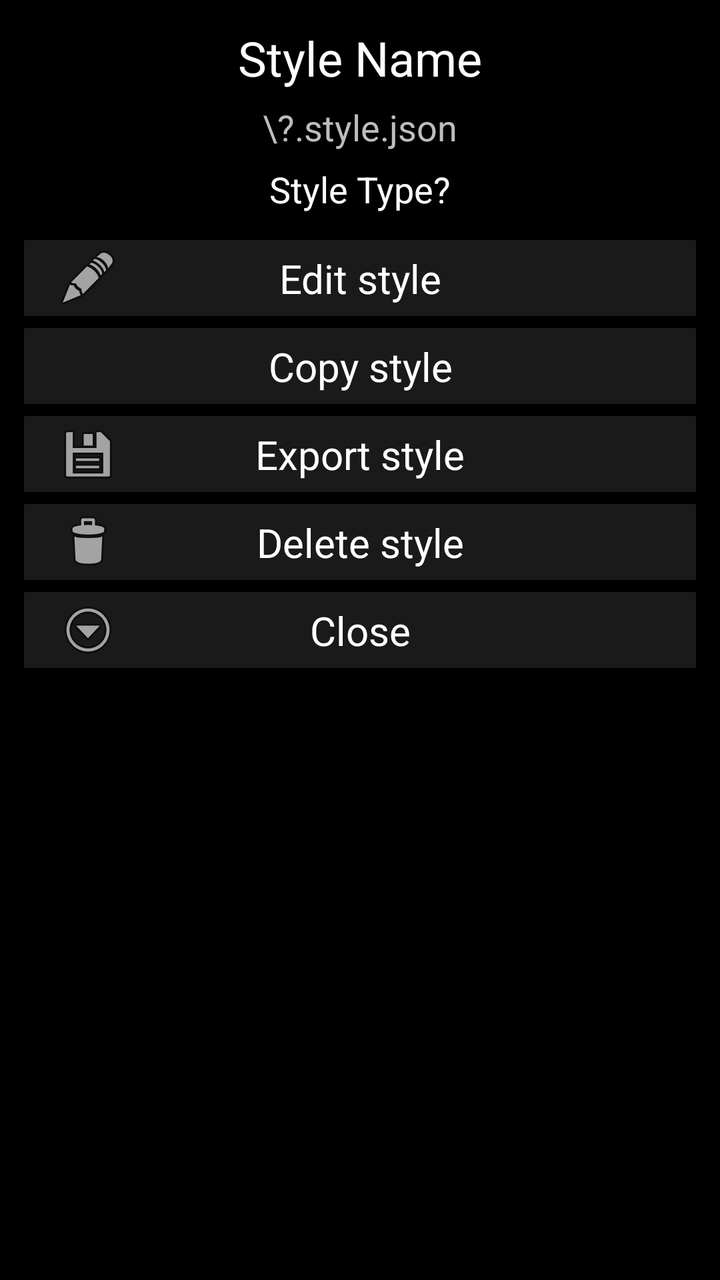
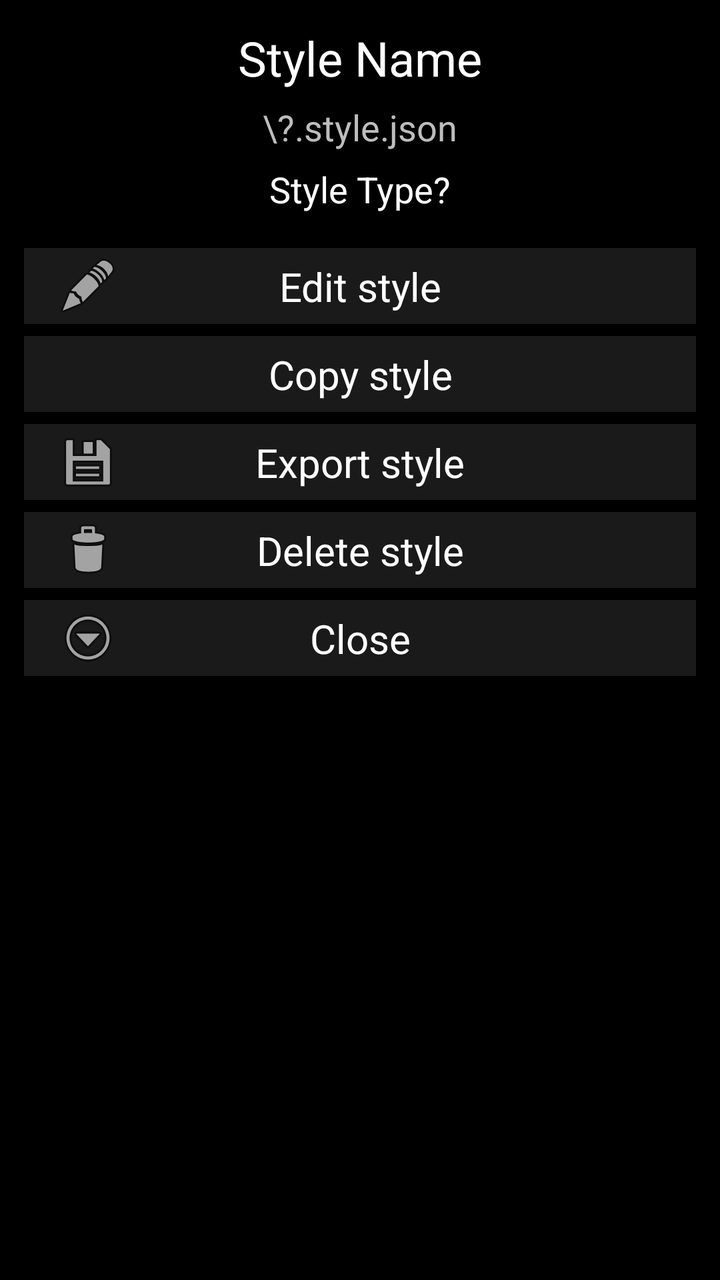

Compare the two renders of this Android layout. The source of the first and the diff that turns it into the second are given below.
<!-- AndroidManifest.xml: fallback theme Theme.MaterialComponents.DayNight.NoActionBar -->
<!-- res/layout/dialog_style_details.xml -->
<?xml version="1.0" encoding="utf-8"?>
<androidx.constraintlayout.widget.ConstraintLayout
        xmlns:android="http://schemas.android.com/apk/res/android"
        android:layout_width="match_parent"
        android:layout_height="wrap_content"
        xmlns:app="http://schemas.android.com/apk/res-auto"
        xmlns:tools="http://schemas.android.com/tools"
        android:background="#000000"
        android:padding="12dp">

    <TextView
            android:id="@+id/styleName"
            android:layout_width="164dp"
            android:layout_height="34dp"
            android:gravity="center"
            android:text="Style Name"
            android:textColor="#FFFFFF"
            android:textSize="24sp"
            app:layout_constraintEnd_toEndOf="parent"
            app:layout_constraintStart_toStartOf="parent"
            app:layout_constraintTop_toTopOf="parent" />

    <TextView
            android:id="@+id/fileName"
            android:layout_width="wrap_content"
            android:layout_height="27dp"
            android:layout_marginTop="4dp"
            android:gravity="center"
            android:text="\?.style.json"
            android:textColor="#BDBDBD"
            android:textSize="18sp"
            app:layout_constraintEnd_toEndOf="parent"
            app:layout_constraintStart_toStartOf="parent"
            app:layout_constraintTop_toBottomOf="@id/styleName" />

    <TextView
            android:id="@+id/styleType"
            android:layout_width="112dp"
            android:layout_height="27dp"
            android:layout_marginTop="4dp"
            android:text="Style Type?"
            android:textColor="#FDFDFD"
            android:textSize="18sp"
            android:gravity="center"
            app:layout_constraintEnd_toEndOf="parent"
            app:layout_constraintStart_toStartOf="parent"
            app:layout_constraintTop_toBottomOf="@id/fileName" />

    <androidx.constraintlayout.widget.ConstraintLayout
            android:id="@+id/editButton"
            android:layout_width="match_parent"
            android:layout_height="38dp"
            android:layout_marginTop="12dp"
            android:layout_marginBottom="2dp"
            android:background="#1B1A1A"
            app:layout_constraintTop_toBottomOf="@id/styleType"
            app:layout_constraintStart_toStartOf="parent"
            app:layout_constraintEnd_toEndOf="parent">

        <ImageView
                android:id="@+id/hideIcon"
                android:layout_width="32dp"
                android:layout_height="32dp"
                android:layout_marginStart="16dp"
                android:src="@android:drawable/ic_menu_edit"
                app:layout_constraintBottom_toBottomOf="parent"
                app:layout_constraintStart_toStartOf="parent"
                app:layout_constraintTop_toTopOf="parent" />

        <TextView
                android:id="@+id/hideBtnText"
                android:layout_width="0dp"
                android:layout_height="wrap_content"
                android:gravity="center"
                android:text="Edit style"
                android:textColor="#FFFFFF"
                android:textSize="20sp"
                app:layout_constraintTop_toTopOf="parent"
                app:layout_constraintBottom_toBottomOf="parent"
                app:layout_constraintStart_toStartOf="parent"
                app:layout_constraintEnd_toEndOf="parent" />
    </androidx.constraintlayout.widget.ConstraintLayout>

    <androidx.constraintlayout.widget.ConstraintLayout
            android:id="@+id/copyButton"
            android:layout_width="match_parent"
            android:layout_height="38dp"
            android:layout_marginTop="6dp"
            android:layout_marginBottom="2dp"
            android:background="#1B1A1A"
            app:layout_constraintTop_toBottomOf="@id/editButton"
            app:layout_constraintStart_toStartOf="parent"
            app:layout_constraintEnd_toEndOf="parent">

        <ImageView
                android:id="@+id/copyIcon"
                android:layout_width="32dp"
                android:layout_height="32dp"
                android:layout_marginStart="16dp"
                android:src="@drawable/ic_copy"
                app:layout_constraintBottom_toBottomOf="parent"
                app:layout_constraintStart_toStartOf="parent"
                app:layout_constraintTop_toTopOf="parent" />

        <TextView
                android:id="@+id/copyBtnText"
                android:layout_width="0dp"
                android:layout_height="wrap_content"
                android:gravity="center"
                android:text="Copy style"
                android:textColor="#FFFFFF"
                android:textSize="20sp"
                app:layout_constraintTop_toTopOf="parent"
                app:layout_constraintBottom_toBottomOf="parent"
                app:layout_constraintStart_toStartOf="parent"
                app:layout_constraintEnd_toEndOf="parent" />
    </androidx.constraintlayout.widget.ConstraintLayout>

    <androidx.constraintlayout.widget.ConstraintLayout
            android:id="@+id/exportButton"
            android:layout_width="match_parent"
            android:layout_height="38dp"
            android:layout_marginTop="6dp"
            android:layout_marginBottom="2dp"
            android:background="#1B1A1A"
            app:layout_constraintEnd_toEndOf="parent"
            app:layout_constraintHorizontal_bias="0.0"
            app:layout_constraintStart_toStartOf="parent"
            app:layout_constraintTop_toBottomOf="@id/copyButton">

        <ImageView
                android:id="@+id/exportIcon"
                android:layout_width="wrap_content"
                android:layout_height="wrap_content"
                android:layout_marginStart="16dp"
                android:src="@android:drawable/ic_menu_save"
                app:layout_constraintBottom_toBottomOf="parent"
                app:layout_constraintStart_toStartOf="parent"
                app:layout_constraintTop_toTopOf="parent" />

        <TextView
                android:id="@+id/exportBtnText"
                android:layout_width="0dp"
                android:layout_height="wrap_content"
                android:gravity="center"
                android:text="Export style"
                android:textColor="#FFFFFF"
                android:textSize="20sp"
                app:layout_constraintBottom_toBottomOf="parent"
                app:layout_constraintEnd_toEndOf="parent"
                app:layout_constraintStart_toStartOf="parent"
                app:layout_constraintTop_toTopOf="parent" />

    </androidx.constraintlayout.widget.ConstraintLayout>

    <androidx.constraintlayout.widget.ConstraintLayout
            android:id="@+id/deleteButton"
            android:layout_width="match_parent"
            android:layout_height="38dp"
            android:layout_marginTop="6dp"
            android:layout_marginBottom="5dp"
            android:background="#1B1A1A"
            app:layout_constraintEnd_toEndOf="parent"
            app:layout_constraintHorizontal_bias="0.0"
            app:layout_constraintStart_toStartOf="parent"
            app:layout_constraintTop_toBottomOf="@+id/exportButton"
            app:layout_constraintVertical_bias="0.081">

        <ImageView
                android:id="@+id/deleteIcon"
                android:layout_width="wrap_content"
                android:layout_height="wrap_content"
                android:layout_marginStart="16dp"
                android:src="@android:drawable/ic_menu_delete"
                app:layout_constraintBottom_toBottomOf="parent"
                app:layout_constraintStart_toStartOf="parent"
                app:layout_constraintTop_toTopOf="parent" />

        <TextView
                android:id="@+id/deleteText"
                android:layout_width="0dp"
                android:layout_height="wrap_content"
                android:gravity="center"
                android:text="Delete style"
                android:textColor="#FFFFFF"
                android:textSize="20sp"
                app:layout_constraintBottom_toBottomOf="parent"
                app:layout_constraintEnd_toEndOf="parent"
                app:layout_constraintStart_toStartOf="parent"
                app:layout_constraintTop_toTopOf="parent" />

    </androidx.constraintlayout.widget.ConstraintLayout>

    <androidx.constraintlayout.widget.ConstraintLayout
            android:id="@+id/closeButton"
            android:layout_width="match_parent"
            android:layout_height="38dp"
            android:layout_marginTop="6dp"
            android:layout_marginBottom="10dp"
            android:background="#1B1A1A"
            app:layout_constraintEnd_toEndOf="parent"
            app:layout_constraintStart_toStartOf="parent"
            app:layout_constraintTop_toBottomOf="@+id/deleteButton"
            tools:layout_editor_absoluteY="251dp">

        <ImageView
                android:id="@+id/closeIcon"
                android:layout_width="wrap_content"
                android:layout_height="wrap_content"
                android:layout_marginStart="16dp"
                android:src="@android:drawable/ic_menu_more"
                app:layout_constraintBottom_toBottomOf="parent"
                app:layout_constraintStart_toStartOf="parent"
                app:layout_constraintTop_toTopOf="parent" />

        <TextView
                android:id="@+id/closeText"
                android:layout_width="0dp"
                android:layout_height="wrap_content"
                android:gravity="center"
                android:text="Close"
                android:textColor="#FFFFFF"
                android:textSize="20sp"
                app:layout_constraintBottom_toBottomOf="parent"
                app:layout_constraintEnd_toEndOf="parent"
                app:layout_constraintStart_toStartOf="parent"
                app:layout_constraintTop_toTopOf="parent" />
    </androidx.constraintlayout.widget.ConstraintLayout>

</androidx.constraintlayout.widget.ConstraintLayout>
<!-- resources referenced by this layout -->
<resources>

</resources>

<!-- the commit's change to res/layout/dialog_style_details.xml (unified diff, before → after) -->
@@ -46,14 +46,34 @@
             app:layout_constraintStart_toStartOf="parent"
             app:layout_constraintTop_toBottomOf="@id/fileName" />
 
+    <TextView
+            android:id="@+id/builtInStyleAlert"
+            android:layout_width="0dp"
+            android:layout_height="wrap_content"
+            android:layout_marginTop="12dp"
+            android:paddingHorizontal="14dp"
+            android:paddingVertical="12dp"
+            android:background="@drawable/bg_alert_warning"
+            android:text="Built-in styles can't be edited directly\nMake a copy to customize it"
+            android:textColor="#FFD54F"
+            android:textSize="14sp"
+            android:lineSpacingExtra="2dp"
+            android:gravity="center"
+            android:drawablePadding="8dp"
+            android:visibility="gone"
+            tools:visibility="visible"
+            app:layout_constraintTop_toBottomOf="@id/styleType"
+            app:layout_constraintStart_toStartOf="parent"
+            app:layout_constraintEnd_toEndOf="parent" />
+
     <androidx.constraintlayout.widget.ConstraintLayout
             android:id="@+id/editButton"
             android:layout_width="match_parent"
             android:layout_height="38dp"
-            android:layout_marginTop="12dp"
+            android:layout_marginTop="16dp"
             android:layout_marginBottom="2dp"
             android:background="#1B1A1A"
-            app:layout_constraintTop_toBottomOf="@id/styleType"
+            app:layout_constraintTop_toBottomOf="@id/builtInStyleAlert"
             app:layout_constraintStart_toStartOf="parent"
             app:layout_constraintEnd_toEndOf="parent">
 
<!-- resource entries referenced after the edit -->
@@ -1,5 +1,14 @@
 <!-- resources referenced by this layout -->
 <resources>
-
+  <!-- drawable bg_alert_warning (drawable) -->
+  <?xml version="1.0" encoding="utf-8"?>
+  <shape xmlns:android="http://schemas.android.com/apk/res/android"
+         android:shape="rectangle">
+      <solid android:color="#2A2100" />
+      <corners android:radius="10dp" />
+      <stroke
+              android:width="1dp"
+              android:color="#4D3D00" />
+  </shape>
 </resources>
 
